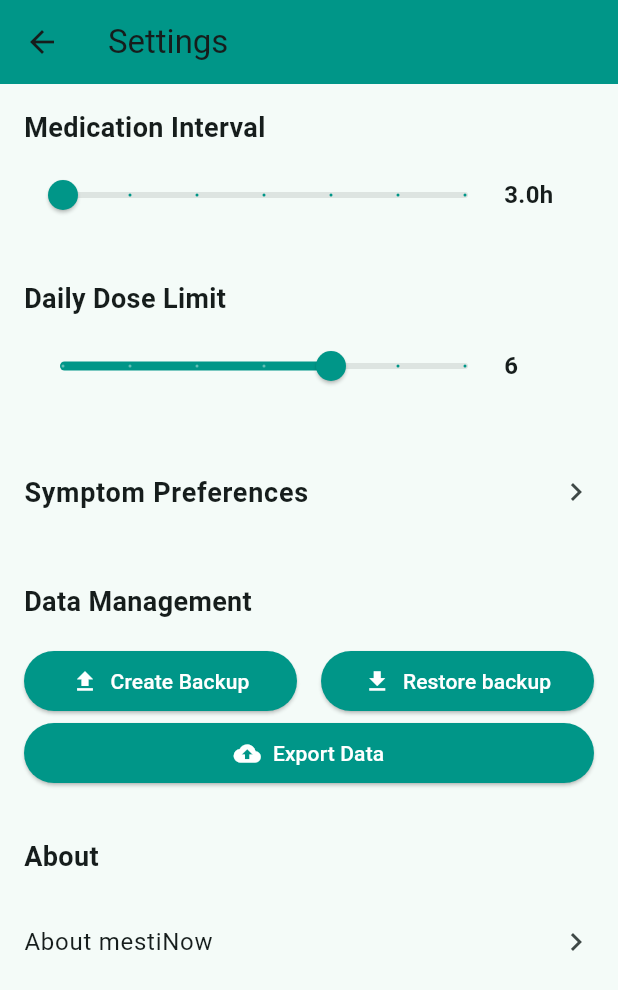
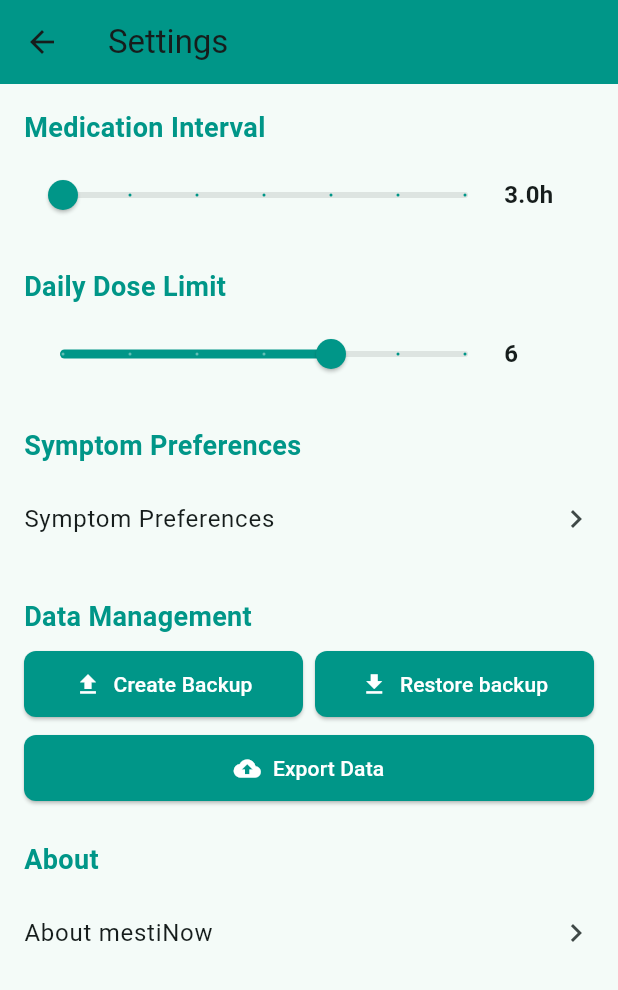
Before and after one commit to dojosgithub/mestinow, a Flutter app: the SettingsPage screen opened directly, on a phone screen of 412 x 824 dp. Shown: the top 990 px of the screen. Run offline on Flutter 3.47's test engine with Material 3 defaults, Android fonts, the phone set to English and light mode, and no system bars; our stand-ins replace file_picker, flutter_local_notifications, google_fonts, objectbox, percent_indicator, qr_flutter and 4 more; accounts and stored records are empty; generated files the repository leaves out were written again.

Commit message:
normalize settings

```diff
--- a/lib/pages/settings.dart
+++ b/lib/pages/settings.dart
@@ -250,17 +250,15 @@ class _SettingsPageState extends State<SettingsPage> {
         title: Text(l10n.settings),
         backgroundColor: AppColors.primary,
       ),
-      body: Padding(
+      body: SingleChildScrollView(
+        child: Padding(
           padding: const EdgeInsets.all(16.0),
           child: Column(
             crossAxisAlignment: CrossAxisAlignment.start,
             children: [
-            Text(
-              l10n.medicationInterval,
-              style: const TextStyle(fontSize: 18, fontWeight: FontWeight.bold),
-            ),
-            const SizedBox(height: 8),
-            Row(
+              _buildSection(
+                title: l10n.medicationInterval,
+                child: Row(
                   children: [
                     Expanded(
                       child: Slider(
@@ -285,13 +283,10 @@ class _SettingsPageState extends State<SettingsPage> {
                     ),
                   ],
                 ),
-            const SizedBox(height: 32),
-            Text(
-              l10n.dailyDoseLimit,
-              style: const TextStyle(fontSize: 18, fontWeight: FontWeight.bold),
               ),
-            const SizedBox(height: 8),
-            Row(
+              _buildSection(
+                title: l10n.dailyDoseLimit,
+                child: Row(
                   children: [
                     Expanded(
                       child: Slider(
@@ -316,15 +311,14 @@ class _SettingsPageState extends State<SettingsPage> {
                     ),
                   ],
                 ),
-            const SizedBox(height: 32),
-            ListTile(
+              ),
+              _buildSection(
+                title: l10n.symptomPreferences,
+                child: ListTile(
                   contentPadding: EdgeInsets.zero,
                   title: Text(
                     l10n.symptomPreferences,
-                style: const TextStyle(
-                  fontSize: 18,
-                  fontWeight: FontWeight.bold,
-                ),
+                    style: const TextStyle(fontSize: 16),
                   ),
                   trailing: const Icon(Icons.chevron_right),
                   onTap: () {
@@ -334,65 +328,44 @@ class _SettingsPageState extends State<SettingsPage> {
                     );
                   },
                 ),
-            const SizedBox(height: 32),
-            Text(
-              l10n.dataManagement,
-              style: const TextStyle(fontSize: 18, fontWeight: FontWeight.bold),
               ),
-            const SizedBox(height: 16),
+              _buildSection(
+                title: l10n.dataManagement,
+                child: Column(
+                  children: [
                     Row(
                       children: [
                         Expanded(
-                  child: ElevatedButton.icon(
+                          child: _buildActionButton(
+                            icon: Icons.upload,
+                            label: l10n.backup,
                             onPressed: _backupDatabase,
-                    icon: const Icon(Icons.upload),
-                    label: Text(l10n.backup),
-                    style: ElevatedButton.styleFrom(
-                      backgroundColor: AppColors.primary,
-                      foregroundColor: Colors.white,
-                      padding: const EdgeInsets.symmetric(vertical: 8),
                           ),
                         ),
-                ),
-                const SizedBox(width: 16),
+                        const SizedBox(width: 8),
                         Expanded(
-                  child: ElevatedButton.icon(
+                          child: _buildActionButton(
+                            icon: Icons.download,
+                            label: l10n.restore,
                             onPressed: _restoreDatabase,
-                    icon: const Icon(Icons.download),
-                    label: Text(l10n.restore),
-                    style: ElevatedButton.styleFrom(
-                      backgroundColor: AppColors.primary,
-                      foregroundColor: Colors.white,
-                      padding: const EdgeInsets.symmetric(vertical: 8),
-                    ),
                           ),
                         ),
                       ],
                     ),
+                    const SizedBox(height: 8),
                     Row(
-              children: [
-                // const SizedBox(width: 16),
-                Expanded(
-                  child: ElevatedButton.icon(
+                      children:[ Expanded( child: _buildActionButton(
+                        icon: Icons.backup,
+                        label: l10n.exportData,
                         onPressed: _exportData,
-                    icon: const Icon(Icons.backup),
-                    label: Text(l10n.exportData),
-                    style: ElevatedButton.styleFrom(
-                      backgroundColor: AppColors.primary,
-                      foregroundColor: Colors.white,
-                      padding: const EdgeInsets.symmetric(vertical: 8),
-                    ),
-                  ),
+                      ),)]
                     ),
                   ],
                 ),
-            const SizedBox(height: 32),
-            Text(
-              l10n.about,
-              style: const TextStyle(fontSize: 18, fontWeight: FontWeight.bold),
               ),
-            const SizedBox(height: 16),
-            ListTile(
+              _buildSection(
+                title: l10n.about,
+                child: ListTile(
                   contentPadding: EdgeInsets.zero,
                   title: Text(l10n.aboutApp, style: const TextStyle(fontSize: 16)),
                   trailing: const Icon(Icons.chevron_right),
@@ -403,7 +376,51 @@ class _SettingsPageState extends State<SettingsPage> {
                     );
                   },
                 ),
+              ),
             ],
+          ),
+        ),
+      ),
+    );
+  }
+
+  Widget _buildSection({
+    required String title,
+    required Widget child,
+  }) {
+    return Column(
+      crossAxisAlignment: CrossAxisAlignment.start,
+      children: [
+        Text(
+          title,
+          style: const TextStyle(
+            fontSize: 18,
+            fontWeight: FontWeight.bold,
+            color: AppColors.primary,
+          ),
+        ),
+        const SizedBox(height: 8),
+        child,
+        const SizedBox(height: 24),
+      ],
+    );
+  }
+
+  Widget _buildActionButton({
+    required IconData icon,
+    required String label,
+    required VoidCallback onPressed,
+  }) {
+    return ElevatedButton.icon(
+      onPressed: onPressed,
+      icon: Icon(icon),
+      label: Text(label),
+      style: ElevatedButton.styleFrom(
+        backgroundColor: AppColors.primary,
+        foregroundColor: Colors.white,
+        padding: const EdgeInsets.symmetric(vertical: 12),
+        shape: RoundedRectangleBorder(
+          borderRadius: BorderRadius.circular(8),
         ),
       ),
     );
```
Lines whose indentation alone changed are shown as unchanged.
